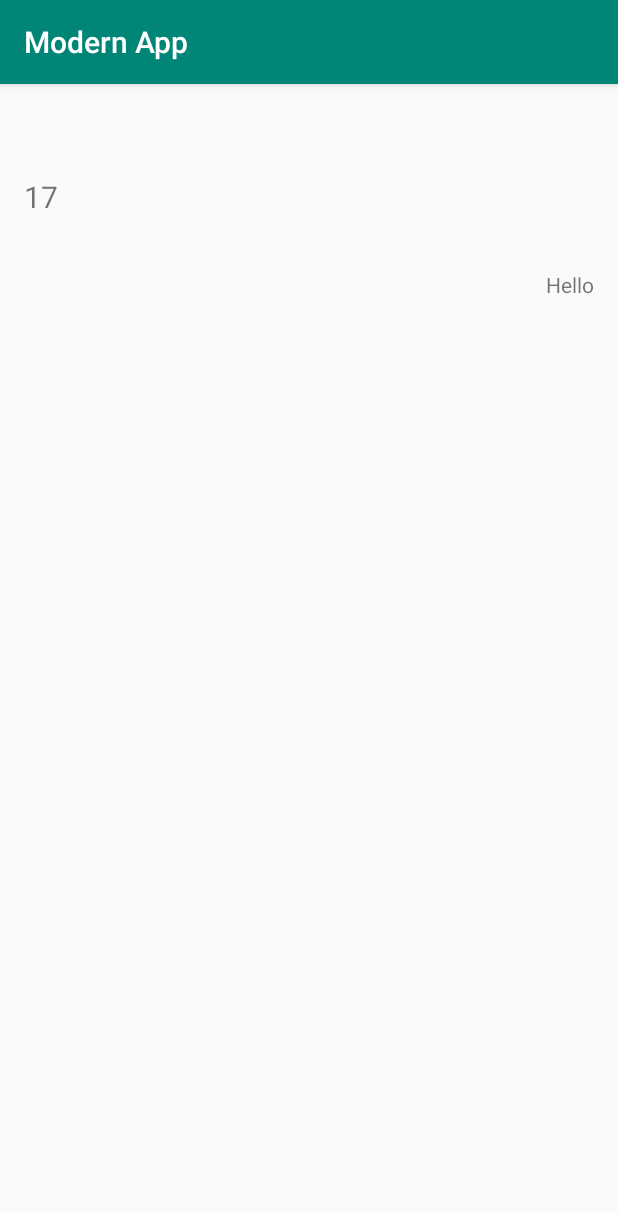
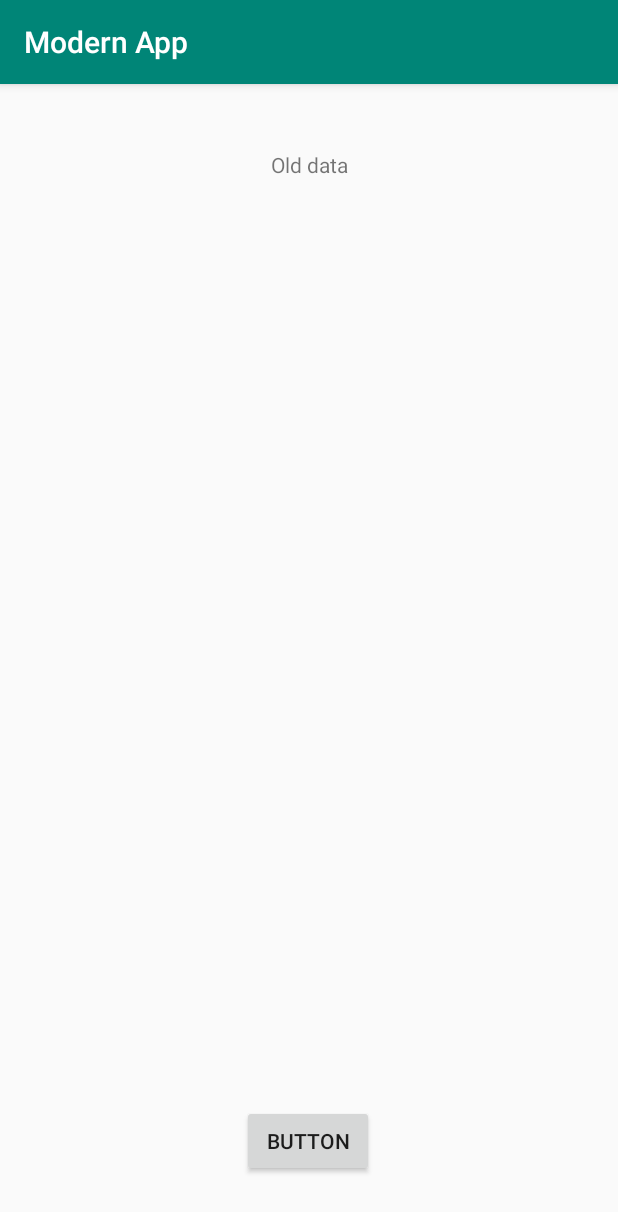
Before and after one commit to kameshyadavky/Playground, an Android app: the screen it shows after launch (PostListActivity), on a phone screen of 412 x 824 dp. Shown: the top 1212 px of the screen. Run offline under Robolectric (Android 15) with nearby library versions, the phone set to English and light mode, and no system bars; our stand-ins replace data binding; libraries missing offline, so code that uses them is left out: android.view.

Commit message:
Two way data binding

```diff
--- a/app/build.gradle
+++ b/app/build.gradle
@@ -3,6 +3,8 @@ apply plugin: 'com.android.application'
 apply plugin: 'kotlin-android'
 
 apply plugin: 'kotlin-android-extensions'
+
+apply plugin: 'kotlin-kapt'
 
 android {
     compileSdkVersion 28
--- a/app/src/main/java/com/example/playground/model/Post.kt
+++ b/app/src/main/java/com/example/playground/model/Post.kt
@@ -1,4 +1,8 @@
 package com.example.playground.model
+
+import android.databinding.BaseObservable
+import android.databinding.Bindable
+import com.example.playground.BR
 
 /**
  * Class which provides a model for post
@@ -14,3 +18,20 @@ data class Post(
     val title: String?,
     val body: String?
 )
+/**
+for two way databinding as a pojo class
+class Post(
+    val userId: Int?,
+    val id: Int?,
+    val title: String?,
+    body: String?
+): BaseObservable(){
+    @get: Bindable
+    var body: String = ""
+        set(value){
+            field = value
+            notifyPropertyChanged(BR.body)
+        }
+
+}
+ **/
--- a/app/src/main/java/com/example/playground/repository/ProjectRepository.kt
+++ b/app/src/main/java/com/example/playground/repository/ProjectRepository.kt
@@ -1,8 +1,19 @@
 package com.example.playground.repository
 
+import android.os.Handler
 import com.example.playground.network.PostApi
 
 class ProjectRepository {
-    private lateinit var postApi : PostApi
+
+    // Function to return data to viewmodel
+    fun refreshData(onDataReadyCallback: OnDataReadyCallback) {
+        Handler().postDelayed({ onDataReadyCallback.onDataReady("new data") },2000)
+    }
+
+
 
 }
+
+interface OnDataReadyCallback {
+    fun onDataReady(data : String)
+}
--- a/app/src/main/java/com/example/playground/ui/PostListActivity.kt
+++ b/app/src/main/java/com/example/playground/ui/PostListActivity.kt
@@ -1,7 +1,9 @@
 package com.example.playground.ui
 
+import android.arch.lifecycle.ViewModelProviders
 import android.databinding.DataBindingUtil
 import android.os.Bundle
+import android.os.Handler
 import android.support.v7.app.AppCompatActivity
 import com.example.playground.R
 import com.example.playground.databinding.ActivityListBinding
@@ -14,19 +16,27 @@ class PostListActivity: AppCompatActivity() {
      * lateinit modifier allows us to have non-null variables waiting for initialization
      */
     lateinit var binding: ActivityListBinding
+    var postListViewModel = PostListViewModel()
 
     override fun onCreate(savedInstanceState: Bundle?) {
         super.onCreate(savedInstanceState)
         //setContentView(R.layout.activity_list)
         binding = DataBindingUtil.setContentView(this, R.layout.activity_list)
 
-        val repository = Post(17, 12, "Nothing","Hello")
+        //val repository = Post(17, 12, "Nothing","Hello")
 
-        binding.repository = repository
+        //binding.repository = repository
+        binding.viewModel = ViewModelProviders.of(this).get(PostListViewModel::class.java)
         binding.executePendingBindings()
 
-        /*
-        apply allows to call multiple mwthod in one instance
+        /**
+         * This will change repository body text after 2sec and 4sec
+
+        Handler().postDelayed({repository.body="New Name"}, 2000)
+
+        Handler().postDelayed({repository.body="Name"}, 4000)
+
+        //apply allows to call multiple mwthod in one instance
 
         binding.apply {
             repositoryName.text = "Medium Android Repository Article"
--- a/app/src/main/java/com/example/playground/ui/PostListViewModel.kt
+++ b/app/src/main/java/com/example/playground/ui/PostListViewModel.kt
@@ -1,7 +1,23 @@
 package com.example.playground.ui
 
+import android.databinding.ObservableField
 import com.example.playground.base.BaseViewModel
+import com.example.playground.repository.OnDataReadyCallback
+import com.example.playground.repository.ProjectRepository
 
 class PostListViewModel(): BaseViewModel(){
 
+    var projectModel: ProjectRepository = ProjectRepository()
+    var text = ObservableField<String>("Old data")
+    var isLoading = ObservableField<Boolean>(false)
+
+    fun refresh(){
+        isLoading.set(true)
+        projectModel.refreshData(object : OnDataReadyCallback {
+            override fun onDataReady(data: String) {
+                isLoading.set(false)
+                text.set(data)
+            }
+        })
+    }
 }
--- a/app/src/main/res/layout/activity_list.xml
+++ b/app/src/main/res/layout/activity_list.xml
@@ -4,9 +4,11 @@
         xmlns:tools="http://schemas.android.com/tools">
 
     <data>
+        <import type="android.view.View"/>
+
         <variable
-                name="repository"
-                type="com.example.playground.model.Post"
+                name="viewModel"
+                type="com.example.playground.ui.PostListViewModel"
         />
     </data>
 
@@ -15,69 +17,37 @@
             android:layout_height="match_parent"
             tools:context="com.example.playground.ui.PostListActivity">
 
+
         <TextView
-                android:id="@+id/repo_name"
                 android:layout_width="wrap_content"
                 android:layout_height="wrap_content"
-                android:layout_marginEnd="16dp"
-                android:layout_marginStart="16dp"
-                android:text="@{repository.userId.toString()}"
-                android:textSize="20sp"
-                app:layout_constraintBottom_toBottomOf="parent"
-                app:layout_constraintHorizontal_bias="0.0"
-                app:layout_constraintLeft_toLeftOf="parent"
-                app:layout_constraintRight_toRightOf="parent"
-                app:layout_constraintTop_toTopOf="parent"
-                app:layout_constraintVertical_bias="0.083"
-                tools:text="Modern Android app" />
-
-        <TextView
-                android:id="@+id/repo_id"
+                android:id="@+id/textView" android:layout_marginTop="44dp"
+                app:layout_constraintTop_toTopOf="parent" app:layout_constraintEnd_toEndOf="parent"
+                android:layout_marginEnd="8dp" app:layout_constraintStart_toStartOf="parent"
+                android:layout_marginStart="8dp"
+                android:text="@{viewModel.text}"/>
+        <Button
+                android:text="Button"
+                android:onClick="@{() -> viewModel.refresh()}"
+                android:clickable="@{viewModel.isLoading ? false : true}"
                 android:layout_width="wrap_content"
                 android:layout_height="wrap_content"
-                android:layout_marginEnd="16dp"
-                android:layout_marginStart="16dp"
-                android:layout_marginTop="8dp"
-                android:textStyle="bold"
-                app:layout_constraintBottom_toBottomOf="@+id/repo_name"
-                app:layout_constraintEnd_toEndOf="parent"
-                app:layout_constraintHorizontal_bias="1.0"
-                app:layout_constraintStart_toEndOf="@+id/repo_name"
-                app:layout_constraintTop_toTopOf="@+id/repo_name"
-                app:layout_constraintVertical_bias="1.0" />
-
-        <TextView
-                android:id="@+id/repo_title"
-                android:layout_width="0dp"
-                android:layout_height="wrap_content"
-                android:layout_marginBottom="8dp"
-                android:layout_marginEnd="16dp"
-                android:layout_marginStart="16dp"
-                android:layout_marginTop="8dp"
-                app:layout_constraintBottom_toBottomOf="parent"
-                app:layout_constraintEnd_toEndOf="parent"
-                app:layout_constraintStart_toStartOf="parent"
-                app:layout_constraintTop_toBottomOf="@+id/repo_name"
-                app:layout_constraintVertical_bias="0.0"
-                tools:text="Mladen Rakonjac" />
-
-        <TextView
-                android:id="@+id/repo_body"
+                android:id="@+id/button"
+                android:layout_marginEnd="8dp"
+                app:layout_constraintEnd_toEndOf="parent" app:layout_constraintStart_toStartOf="parent"
+                android:layout_marginStart="8dp" android:layout_marginBottom="8dp"
+                app:layout_constraintBottom_toBottomOf="parent" android:layout_marginTop="8dp"
+                app:layout_constraintTop_toBottomOf="@+id/textView" app:layout_constraintHorizontal_bias="0.498"
+                app:layout_constraintVertical_bias="0.951"/>
+        <ProgressBar
+                android:visibility="@{viewModel.isLoading ? View.VISIBLE : View.GONE}"
+                style="?android:attr/progressBarStyle"
                 android:layout_width="wrap_content"
                 android:layout_height="wrap_content"
-                android:layout_marginBottom="8dp"
-                android:layout_marginEnd="16dp"
-                android:layout_marginStart="16dp"
-                android:layout_marginTop="8dp"
-                android:text="@{repository.body}"
-                app:layout_constraintBottom_toBottomOf="parent"
-                app:layout_constraintEnd_toEndOf="parent"
-                app:layout_constraintHorizontal_bias="1"
-                app:layout_constraintStart_toStartOf="parent"
-                app:layout_constraintTop_toBottomOf="@+id/repo_title"
-                app:layout_constraintVertical_bias="0.0"
-                tools:text="0 stars" />
-
+                android:id="@+id/progressBar" app:layout_constraintEnd_toEndOf="parent" android:layout_marginEnd="8dp"
+                app:layout_constraintStart_toStartOf="parent" android:layout_marginStart="8dp"
+                android:layout_marginBottom="8dp" app:layout_constraintBottom_toBottomOf="parent"
+                android:layout_marginTop="8dp" app:layout_constraintTop_toTopOf="parent"/>
     </android.support.constraint.ConstraintLayout>
 
 </layout>
--- a/build.gradle
+++ b/build.gradle
@@ -2,6 +2,9 @@
 
 buildscript {
     ext.kotlin_version = '1.3.21'
+    ext.retrofit_version = '2.5.0'
+    ext.lifecycle_version = '1.1.1'
+    ext.android_support_version = '28.0.0'
     repositories {
         google()
         jcenter()
```
